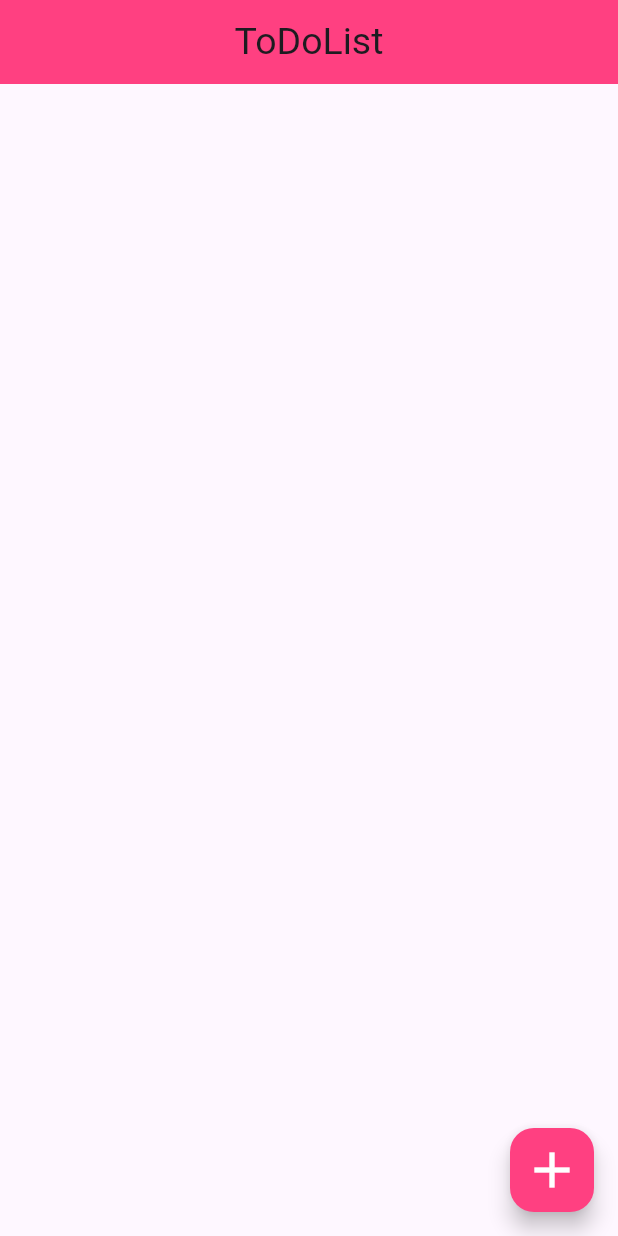
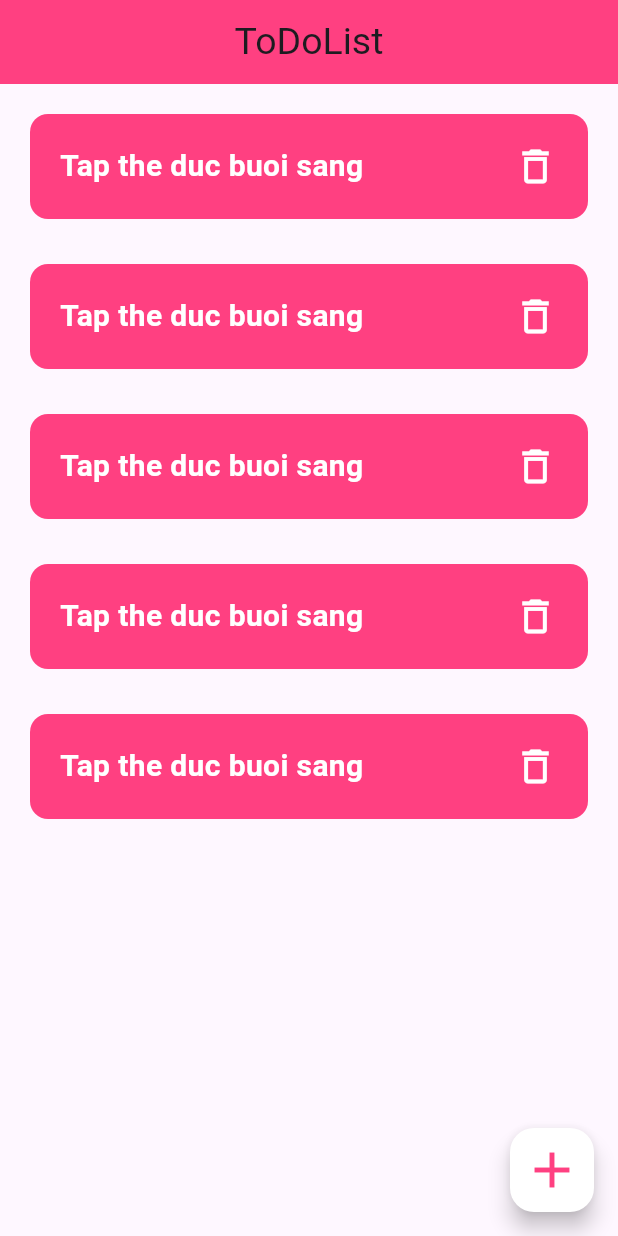
Before and after one commit to volequyen/TodoListApp, a Flutter app: the screen it shows after launch, on a phone screen of 412 x 824 dp. Run offline on Flutter 3.47's test engine with Material 3 defaults, Android fonts, the phone set to English and light mode, and no system bars.

Commit message:
Separate folders

```diff
--- /dev/null
+++ b/todolist_app/lib/Widget/cardBody.dart
@@ -0,0 +1,39 @@
+import 'package:flutter/material.dart';
+
+class CardBody extends StatelessWidget {
+  const CardBody({Key? key}) : super(key: key);
+
+  @override
+  Widget build(BuildContext context) {
+    return Container(
+      width: double.infinity,
+      height: 70,
+      margin: const EdgeInsets.only(bottom: 30),
+      decoration: BoxDecoration(
+        color: Colors.pinkAccent,
+        borderRadius: BorderRadius.circular(12),
+      ),
+      child: const Padding(
+        padding: EdgeInsets.symmetric(horizontal: 20),
+        child: Row(
+          mainAxisAlignment: MainAxisAlignment.spaceBetween,
+          children: [
+            Text(
+              'Tap the duc buoi sang',
+              style: TextStyle(
+                fontSize: 20,
+                color: Colors.white,
+                fontWeight: FontWeight.bold,
+              ),
+            ),
+            Icon(
+              Icons.delete_outline,
+              color: Colors.white,
+              size: 30,
+            )
+          ],
+        ),
+      ),
+    );
+  }
+}
--- a/todolist_app/lib/main.dart
+++ b/todolist_app/lib/main.dart
@@ -1,4 +1,5 @@
 import 'package:flutter/material.dart';
+import 'package:todolist_app/Widget/cardBody.dart';
 
 void main() {
   runApp(const MyApp());
@@ -31,11 +32,22 @@ class HomeScreen extends StatelessWidget {
       ),
       backgroundColor: Colors.pinkAccent,
      ),
-     body: Container(),
+     body: SingleChildScrollView(
+      padding: EdgeInsets.symmetric(vertical: 20, horizontal: 20),
+      child: Column(
+        children: [
+          CardBody(),
+          CardBody(),
+          CardBody(),
+          CardBody(),
+          CardBody(),
+        ],
+      ),
+     ),
      floatingActionButton: FloatingActionButton(
       onPressed: (){},
-      child: Icon(Icons.add, size: 40, color: Colors.white,),
-      backgroundColor: Colors.pinkAccent,
+      child: Icon(Icons.add, size: 40, color: Colors.pinkAccent),
+      backgroundColor: Colors.white,
       ),
     );
   }
```
